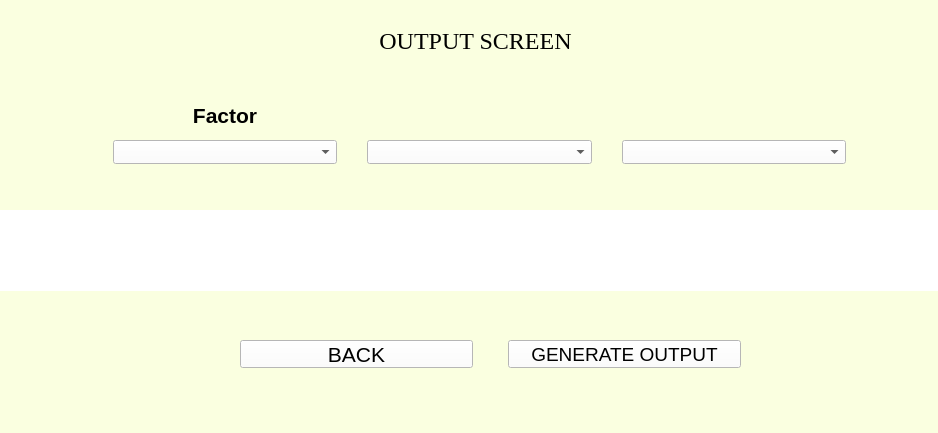
Before: the Qt Designer form ui_files/output_drop_down_screen.ui in Ris-code/institutional_benchmarking_model, drawn with Qt 5.
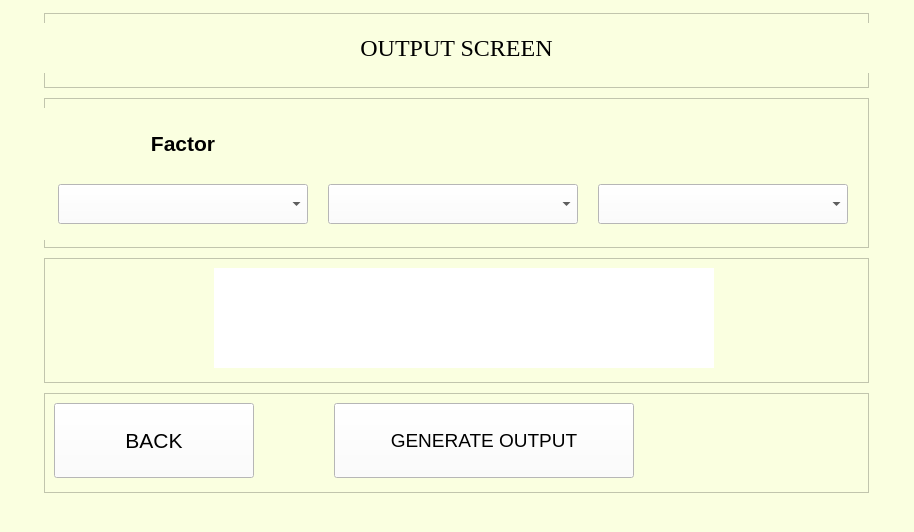
After: the same form once the commit is applied.

Patch:
```diff
--- a/ui_files/output_drop_down_screen.ui
+++ b/ui_files/output_drop_down_screen.ui
@@ -6,8 +6,8 @@
    <rect>
     <x>0</x>
     <y>0</y>
-    <width>938</width>
-    <height>433</height>
+    <width>914</width>
+    <height>532</height>
    </rect>
   </property>
   <property name="windowTitle">
@@ -17,15 +17,54 @@
    <string notr="true">background-color:rgb(250, 255, 224)</string>
   </property>
   <widget class="QWidget" name="centralwidget">
+   <layout class="QVBoxLayout" name="verticalLayout">
+    <item alignment="Qt::AlignHCenter">
+     <widget class="QFrame" name="frame">
+      <property name="minimumSize">
+       <size>
+        <width>825</width>
+        <height>75</height>
+       </size>
+      </property>
+      <property name="maximumSize">
+       <size>
+        <width>825</width>
+        <height>75</height>
+       </size>
+      </property>
+      <property name="frameShape">
+       <enum>QFrame::StyledPanel</enum>
+      </property>
+      <property name="frameShadow">
+       <enum>QFrame::Raised</enum>
+      </property>
    <widget class="QLabel" name="heading">
     <property name="geometry">
      <rect>
       <x>0</x>
-      <y>20</y>
-      <width>951</width>
-      <height>41</height>
-     </rect>
-    </property>
+         <y>10</y>
+         <width>825</width>
+         <height>50</height>
+        </rect>
+       </property>
+       <property name="sizePolicy">
+        <sizepolicy hsizetype="Preferred" vsizetype="Preferred">
+         <horstretch>0</horstretch>
+         <verstretch>0</verstretch>
+        </sizepolicy>
+       </property>
+       <property name="minimumSize">
+        <size>
+         <width>825</width>
+         <height>50</height>
+        </size>
+       </property>
+       <property name="maximumSize">
+        <size>
+         <width>825</width>
+         <height>50</height>
+        </size>
+       </property>
     <property name="font">
      <font>
       <family>Times New Roman</family>
@@ -38,73 +77,169 @@
     <property name="alignment">
      <set>Qt::AlignCenter</set>
     </property>
-   </widget>
-   <widget class="QLabel" name="outputDataLabel">
-    <property name="geometry">
-     <rect>
-      <x>0</x>
-      <y>210</y>
-      <width>951</width>
-      <height>81</height>
-     </rect>
-    </property>
-    <property name="font">
-     <font>
-      <family>Arial</family>
-      <pointsize>14</pointsize>
-     </font>
-    </property>
-    <property name="styleSheet">
-     <string notr="true">background-color:rgb(255, 255, 255)</string>
-    </property>
-    <property name="text">
-     <string/>
-    </property>
-    <property name="alignment">
-     <set>Qt::AlignCenter</set>
-    </property>
-   </widget>
-   <widget class="QWidget" name="">
-    <property name="geometry">
-     <rect>
-      <x>110</x>
-      <y>100</y>
-      <width>741</width>
-      <height>71</height>
-     </rect>
-    </property>
-    <property name="font">
-     <font>
-      <family>Arial</family>
-      <pointsize>14</pointsize>
-      <weight>75</weight>
-      <bold>true</bold>
-     </font>
-    </property>
-    <property name="acceptDrops">
+       <property name="wordWrap">
      <bool>true</bool>
+       </property>
+      </widget>
+     </widget>
+    </item>
+    <item alignment="Qt::AlignHCenter">
+     <widget class="QFrame" name="frame_4">
+      <property name="minimumSize">
+       <size>
+        <width>825</width>
+        <height>150</height>
+       </size>
+      </property>
+      <property name="maximumSize">
+       <size>
+        <width>825</width>
+        <height>150</height>
+       </size>
+      </property>
+      <property name="frameShape">
+       <enum>QFrame::StyledPanel</enum>
+      </property>
+      <property name="frameShadow">
+       <enum>QFrame::Raised</enum>
+      </property>
+      <widget class="QWidget" name="layoutWidget">
+       <property name="geometry">
+        <rect>
+         <x>0</x>
+         <y>10</y>
+         <width>821</width>
+         <height>132</height>
+        </rect>
     </property>
     <layout class="QGridLayout" name="gridLayout">
-     <property name="leftMargin">
-      <number>3</number>
-     </property>
-     <property name="topMargin">
-      <number>3</number>
-     </property>
-     <property name="rightMargin">
-      <number>5</number>
-     </property>
-     <property name="bottomMargin">
-      <number>7</number>
-     </property>
-     <property name="horizontalSpacing">
-      <number>30</number>
-     </property>
-     <property name="verticalSpacing">
-      <number>12</number>
-     </property>
-     <item row="0" column="0">
+        <item row="2" column="2">
+         <widget class="QComboBox" name="parameters2">
+          <property name="sizePolicy">
+           <sizepolicy hsizetype="Preferred" vsizetype="Preferred">
+            <horstretch>0</horstretch>
+            <verstretch>0</verstretch>
+           </sizepolicy>
+          </property>
+          <property name="minimumSize">
+           <size>
+            <width>250</width>
+            <height>40</height>
+           </size>
+          </property>
+          <property name="maximumSize">
+           <size>
+            <width>250</width>
+            <height>40</height>
+           </size>
+          </property>
+          <property name="font">
+           <font>
+            <family>Arial</family>
+            <pointsize>14</pointsize>
+           </font>
+          </property>
+          <property name="acceptDrops">
+           <bool>true</bool>
+          </property>
+          <property name="styleSheet">
+           <string notr="true">background-color:rgb(255, 255, 255)</string>
+          </property>
+         </widget>
+        </item>
+        <item row="2" column="1">
+         <widget class="QComboBox" name="parameters1">
+          <property name="sizePolicy">
+           <sizepolicy hsizetype="Preferred" vsizetype="Preferred">
+            <horstretch>0</horstretch>
+            <verstretch>0</verstretch>
+           </sizepolicy>
+          </property>
+          <property name="minimumSize">
+           <size>
+            <width>250</width>
+            <height>40</height>
+           </size>
+          </property>
+          <property name="maximumSize">
+           <size>
+            <width>250</width>
+            <height>40</height>
+           </size>
+          </property>
+          <property name="font">
+           <font>
+            <family>Arial</family>
+            <pointsize>14</pointsize>
+           </font>
+          </property>
+          <property name="acceptDrops">
+           <bool>true</bool>
+          </property>
+          <property name="styleSheet">
+           <string notr="true">background-color:rgb(255, 255, 255)</string>
+          </property>
+         </widget>
+        </item>
+        <item row="1" column="2">
+         <widget class="QLabel" name="paramLabel2">
+          <property name="sizePolicy">
+           <sizepolicy hsizetype="Preferred" vsizetype="Preferred">
+            <horstretch>0</horstretch>
+            <verstretch>0</verstretch>
+           </sizepolicy>
+          </property>
+          <property name="minimumSize">
+           <size>
+            <width>250</width>
+            <height>40</height>
+           </size>
+          </property>
+          <property name="maximumSize">
+           <size>
+            <width>250</width>
+            <height>40</height>
+           </size>
+          </property>
+          <property name="font">
+           <font>
+            <family>Arial</family>
+            <pointsize>16</pointsize>
+            <weight>75</weight>
+            <bold>true</bold>
+           </font>
+          </property>
+          <property name="text">
+           <string/>
+          </property>
+          <property name="alignment">
+           <set>Qt::AlignCenter</set>
+          </property>
+          <property name="wordWrap">
+           <bool>true</bool>
+          </property>
+         </widget>
+        </item>
+        <item row="1" column="0">
       <widget class="QLabel" name="factorsLabel">
+          <property name="sizePolicy">
+           <sizepolicy hsizetype="Preferred" vsizetype="Preferred">
+            <horstretch>0</horstretch>
+            <verstretch>0</verstretch>
+           </sizepolicy>
+          </property>
+          <property name="minimumSize">
+           <size>
+            <width>250</width>
+            <height>40</height>
+           </size>
+          </property>
+          <property name="maximumSize">
+           <size>
+            <width>250</width>
+            <height>40</height>
+           </size>
+          </property>
        <property name="font">
         <font>
          <family>Arial</family>
@@ -119,28 +254,31 @@
        <property name="alignment">
         <set>Qt::AlignCenter</set>
        </property>
-      </widget>
-     </item>
-     <item row="0" column="1">
+          <property name="wordWrap">
+           <bool>true</bool>
+          </property>
+         </widget>
+        </item>
+        <item row="1" column="1">
       <widget class="QLabel" name="paramLabel1">
-       <property name="font">
-        <font>
-         <family>Arial</family>
-         <pointsize>16</pointsize>
-         <weight>75</weight>
-         <bold>true</bold>
-        </font>
-       </property>
-       <property name="text">
-        <string/>
-       </property>
-       <property name="alignment">
-        <set>Qt::AlignCenter</set>
-       </property>
-      </widget>
-     </item>
-     <item row="0" column="2">
-      <widget class="QLabel" name="paramLabel2">
+          <property name="sizePolicy">
+           <sizepolicy hsizetype="Preferred" vsizetype="Preferred">
+            <horstretch>0</horstretch>
+            <verstretch>0</verstretch>
+           </sizepolicy>
+          </property>
+          <property name="minimumSize">
+           <size>
+            <width>250</width>
+            <height>40</height>
+           </size>
+          </property>
+          <property name="maximumSize">
+           <size>
+            <width>300</width>
+            <height>40</height>
+           </size>
+          </property>
        <property name="font">
         <font>
          <family>Arial</family>
@@ -155,10 +293,31 @@
        <property name="alignment">
         <set>Qt::AlignCenter</set>
        </property>
-      </widget>
-     </item>
-     <item row="1" column="0">
+          <property name="wordWrap">
+           <bool>true</bool>
+          </property>
+         </widget>
+        </item>
+        <item row="2" column="0">
       <widget class="QComboBox" name="factors">
+          <property name="sizePolicy">
+           <sizepolicy hsizetype="Preferred" vsizetype="Preferred">
+            <horstretch>0</horstretch>
+            <verstretch>0</verstretch>
+           </sizepolicy>
+          </property>
+          <property name="minimumSize">
+           <size>
+            <width>250</width>
+            <height>40</height>
+           </size>
+          </property>
+          <property name="maximumSize">
+           <size>
+            <width>250</width>
+            <height>40</height>
+           </size>
+          </property>
        <property name="font">
         <font>
          <family>Arial</family>
@@ -182,60 +341,125 @@
        </property>
       </widget>
      </item>
-     <item row="1" column="1">
-      <widget class="QComboBox" name="parameters1">
-       <property name="font">
-        <font>
-         <family>Arial</family>
-         <pointsize>14</pointsize>
-        </font>
-       </property>
-       <property name="acceptDrops">
-        <bool>true</bool>
-       </property>
-       <property name="styleSheet">
-        <string notr="true">background-color:rgb(255, 255, 255)</string>
-       </property>
-      </widget>
-     </item>
-     <item row="1" column="2">
-      <widget class="QComboBox" name="parameters2">
-       <property name="font">
-        <font>
-         <family>Arial</family>
-         <pointsize>14</pointsize>
-        </font>
-       </property>
-       <property name="acceptDrops">
-        <bool>true</bool>
-       </property>
-       <property name="styleSheet">
-        <string notr="true">background-color:rgb(255, 255, 255)</string>
-       </property>
-      </widget>
-     </item>
-    </layout>
-   </widget>
-   <widget class="QWidget" name="">
+       </layout>
+      </widget>
+     </widget>
+    </item>
+    <item alignment="Qt::AlignHCenter">
+     <widget class="QFrame" name="frame_5">
+      <property name="minimumSize">
+       <size>
+        <width>825</width>
+        <height>125</height>
+       </size>
+      </property>
+      <property name="maximumSize">
+       <size>
+        <width>825</width>
+        <height>125</height>
+       </size>
+      </property>
+      <property name="frameShape">
+       <enum>QFrame::StyledPanel</enum>
+      </property>
+      <property name="frameShadow">
+       <enum>QFrame::Raised</enum>
+      </property>
+      <widget class="QLabel" name="outputDataLabel">
     <property name="geometry">
      <rect>
-      <x>240</x>
-      <y>340</y>
-      <width>501</width>
-      <height>28</height>
-     </rect>
-    </property>
+         <x>170</x>
+         <y>10</y>
+         <width>500</width>
+         <height>100</height>
+        </rect>
+       </property>
+       <property name="sizePolicy">
+        <sizepolicy hsizetype="Preferred" vsizetype="Preferred">
+         <horstretch>0</horstretch>
+         <verstretch>0</verstretch>
+        </sizepolicy>
+       </property>
+       <property name="minimumSize">
+        <size>
+         <width>500</width>
+         <height>100</height>
+        </size>
+       </property>
+       <property name="maximumSize">
+        <size>
+         <width>500</width>
+         <height>100</height>
+        </size>
+       </property>
     <property name="font">
      <font>
       <family>Arial</family>
-     </font>
-    </property>
-    <layout class="QGridLayout" name="gridLayout_2">
-     <property name="horizontalSpacing">
-      <number>35</number>
-     </property>
-     <item row="0" column="0">
+         <pointsize>14</pointsize>
+        </font>
+       </property>
+       <property name="styleSheet">
+        <string notr="true">background-color:rgb(255, 255, 255)</string>
+       </property>
+       <property name="text">
+        <string/>
+       </property>
+       <property name="alignment">
+        <set>Qt::AlignCenter</set>
+       </property>
+       <property name="wordWrap">
+        <bool>true</bool>
+       </property>
+      </widget>
+     </widget>
+    </item>
+    <item alignment="Qt::AlignHCenter">
+     <widget class="QFrame" name="frame_6">
+      <property name="minimumSize">
+       <size>
+        <width>825</width>
+        <height>100</height>
+       </size>
+      </property>
+      <property name="maximumSize">
+       <size>
+        <width>825</width>
+        <height>100</height>
+       </size>
+      </property>
+      <property name="frameShape">
+       <enum>QFrame::StyledPanel</enum>
+      </property>
+      <property name="frameShadow">
+       <enum>QFrame::Raised</enum>
+      </property>
       <widget class="QPushButton" name="backButton">
+       <property name="geometry">
+        <rect>
+         <x>10</x>
+         <y>10</y>
+         <width>200</width>
+         <height>75</height>
+        </rect>
+       </property>
+       <property name="sizePolicy">
+        <sizepolicy hsizetype="Preferred" vsizetype="Preferred">
+         <horstretch>0</horstretch>
+         <verstretch>0</verstretch>
+        </sizepolicy>
+       </property>
+       <property name="minimumSize">
+        <size>
+         <width>200</width>
+         <height>75</height>
+        </size>
+       </property>
+       <property name="maximumSize">
+        <size>
+         <width>200</width>
+         <height>75</height>
+        </size>
+       </property>
        <property name="font">
         <font>
          <family>Arial</family>
@@ -249,9 +473,33 @@
         <string>BACK</string>
        </property>
       </widget>
-     </item>
-     <item row="0" column="1">
       <widget class="QPushButton" name="generateButton">
+       <property name="geometry">
+        <rect>
+         <x>290</x>
+         <y>10</y>
+         <width>300</width>
+         <height>75</height>
+        </rect>
+       </property>
+       <property name="sizePolicy">
+        <sizepolicy hsizetype="Preferred" vsizetype="Preferred">
+         <horstretch>0</horstretch>
+         <verstretch>0</verstretch>
+        </sizepolicy>
+       </property>
+       <property name="minimumSize">
+        <size>
+         <width>300</width>
+         <height>75</height>
+        </size>
+       </property>
+       <property name="maximumSize">
+        <size>
+         <width>300</width>
+         <height>75</height>
+        </size>
+       </property>
        <property name="font">
         <font>
          <family>Arial</family>
@@ -265,9 +513,9 @@
         <string>GENERATE OUTPUT</string>
        </property>
       </widget>
-     </item>
-    </layout>
-   </widget>
+     </widget>
+    </item>
+   </layout>
   </widget>
   <widget class="QMenuBar" name="menubar">
    <property name="geometry">
```
Left out of the diff: 4 changed lines with no effect on the pictures. Lines whose indentation alone changed are shown as unchanged.
